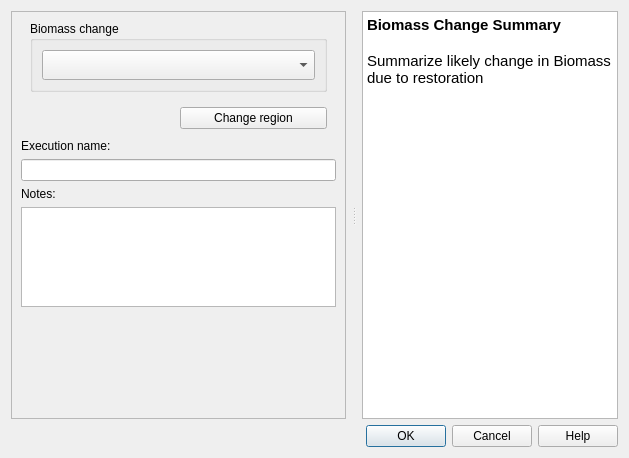
First picture: the form in LDMP/gui/DlgCalculateRestBiomassSummaryTable.ui, repository ConservationInternational/trends.earth, before the edit.
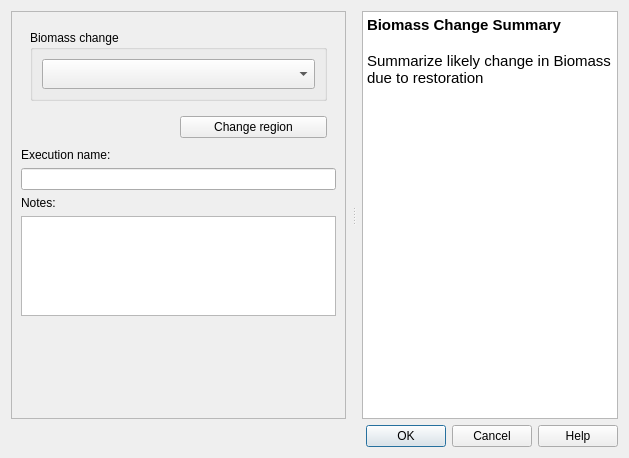
Second picture: the form after the edit. Custom widgets are drawn as their Qt base class.

Commit message: added scroll area in all algorithm execution dialogs

The edit to the form file:
```diff
--- a/LDMP/gui/DlgCalculateRestBiomassSummaryTable.ui
+++ b/LDMP/gui/DlgCalculateRestBiomassSummaryTable.ui
@@ -36,24 +36,39 @@
        </sizepolicy>
       </property>
       <property name="frameShape">
-       <enum>QFrame::StyledPanel</enum>
+       <enum>QFrame::NoFrame</enum>
       </property>
       <property name="frameShadow">
        <enum>QFrame::Raised</enum>
       </property>
       <layout class="QVBoxLayout" name="verticalLayout_3">
        <property name="leftMargin">
-        <number>9</number>
+        <number>0</number>
        </property>
        <property name="topMargin">
         <number>0</number>
        </property>
        <property name="rightMargin">
-        <number>9</number>
+        <number>0</number>
        </property>
        <property name="bottomMargin">
-        <number>4</number>
+        <number>0</number>
        </property>
+       <item>
+        <widget class="QScrollArea" name="scrollArea">
+         <property name="widgetResizable">
+          <bool>true</bool>
+         </property>
+         <widget class="QWidget" name="scrollAreaWidgetContents_4">
+          <property name="geometry">
+           <rect>
+            <x>0</x>
+            <y>0</y>
+            <width>337</width>
+            <height>407</height>
+           </rect>
+          </property>
+          <layout class="QVBoxLayout" name="verticalLayout_5">
        <item>
         <widget class="QFrame" name="setup_frame">
          <property name="frameShape">
@@ -201,10 +216,14 @@
          <property name="sizeHint" stdset="0">
           <size>
            <width>20</width>
-           <height>40</height>
+               <height>69</height>
           </size>
          </property>
         </spacer>
+           </item>
+          </layout>
+         </widget>
+        </widget>
        </item>
       </layout>
      </widget>
```
Left out of the diff: 6 changed lines with no effect on the pictures. Lines whose indentation alone changed are shown as unchanged. The commit also changes 12 other files.
